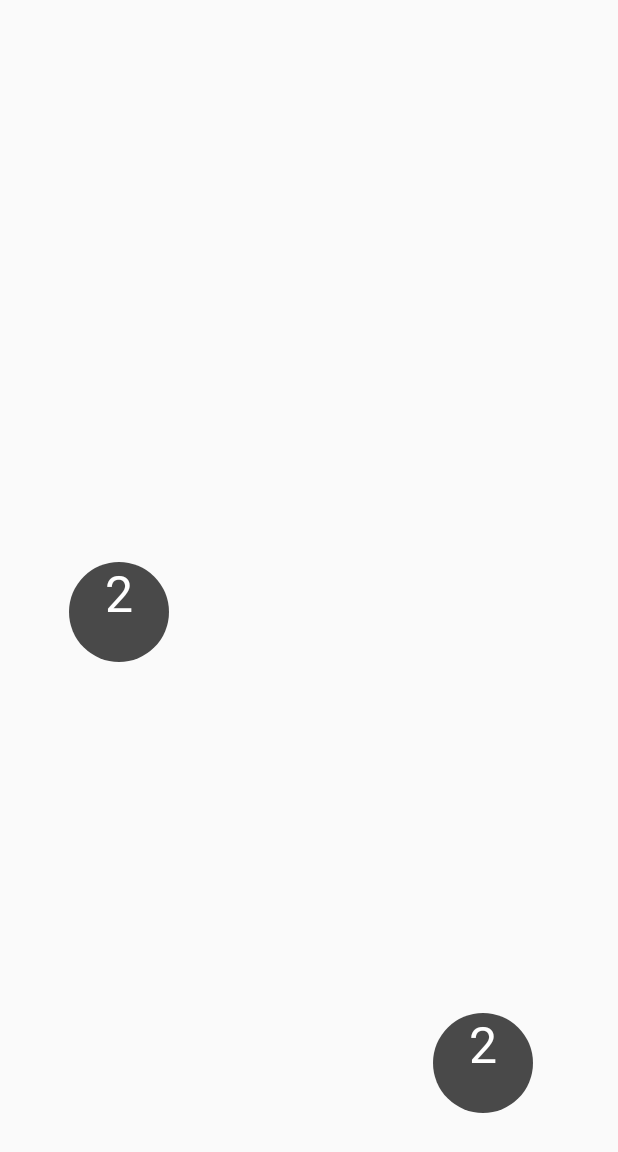
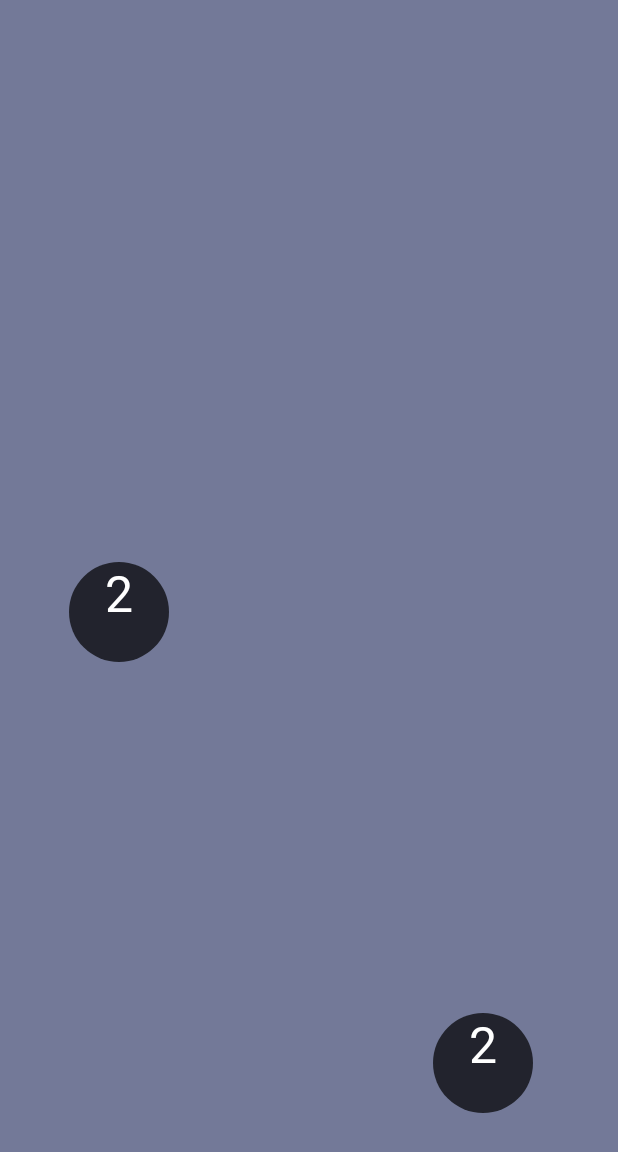
Before and after one commit to ShahoBashoki/2048Ball2, an Android app: the screen it shows after launch (MainActivity), on a phone screen of 412 x 824 dp. Shown: the top 1152 px of the screen. Run offline under Robolectric (Android 15) with nearby library versions, the light colour scheme and no system bars.

Commit message:
version 3.0

```diff
--- a/app/src/main/java/com/savar/a2048ball/MainActivity.java
+++ b/app/src/main/java/com/savar/a2048ball/MainActivity.java
@@ -1,20 +1,24 @@
 package com.savar.a2048ball;
 
+import android.animation.ArgbEvaluator;
+import android.animation.ObjectAnimator;
 import android.app.Activity;
 import android.content.Context;
 import android.content.pm.ActivityInfo;
+import android.graphics.Color;
 import android.graphics.Point;
+import android.graphics.drawable.Drawable;
 import android.hardware.Sensor;
 import android.hardware.SensorEvent;
 import android.hardware.SensorEventListener2;
 import android.hardware.SensorManager;
 import android.os.Bundle;
+import android.os.Handler;
 import android.util.Log;
 import android.view.Display;
 import android.view.WindowManager;
-import android.widget.ImageView;
+import android.widget.LinearLayout;
 
-import java.lang.reflect.Array;
 import java.util.ArrayList;
 import java.util.Arrays;
 import java.util.Random;
@@ -42,14 +46,78 @@ public class MainActivity extends Activity implements SensorEventListener2
 
     private boolean flag=false;
 
+    LinearLayout screen;
+    Handler handler = new Handler();
+    int R1=255;
+    int G1=255;
+    int B1=255;
+    int R2=0;
+    int G2=0;
+    int B2=0;
+    int flaggg;
+    Random rand=new Random();
+
     @Override
     protected void onCreate(Bundle savedInstanceState)
     {
         super.onCreate(savedInstanceState);
-        BallView ballView = new BallView(this);
+        final BallView ballView = new BallView(this);
+        ballView.setBackgroundResource(R.color.colorBallView);
         setContentView(ballView);
         setRequestedOrientation(ActivityInfo.SCREEN_ORIENTATION_PORTRAIT);
         getWindow().addFlags(WindowManager.LayoutParams.FLAG_KEEP_SCREEN_ON);
+
+        R1=rand.nextInt((255 - 0) + 1) + 0;
+        G1=rand.nextInt((255 - 0) + 1) + 0;
+        B1=rand.nextInt((255 - 0) + 1) + 0;
+        R2=rand.nextInt((255 - 0) + 1) + 0;
+        G2=rand.nextInt((255 - 0) + 1) + 0;
+        B2=rand.nextInt((255 - 0) + 1) + 0;
+
+        (new Thread()
+        {
+            @Override
+            public void run()
+            {
+                while (true)
+                {
+                    handler.post(new Runnable()
+                    {
+                        @Override
+                        public void run()
+                        {
+                            ObjectAnimator colorFade = ObjectAnimator.ofObject(ballView, "backgroundColor", new ArgbEvaluator(), Color.argb(255, R1, G1, B1), Color.argb(255, R2, G2, B2));
+                            colorFade.setDuration(7000);
+                            colorFade.start();
+                        }
+                    });
+                    // next will pause the thread for some time
+                    try
+                    {
+                        sleep(10000);
+                    }
+                    catch (InterruptedException e)
+                    {
+                        break;
+                    }
+                    flaggg=R1;
+                    R1=R2;
+                    R2=flaggg;
+
+                    flaggg=G1;
+                    G1=G2;
+                    G2=flaggg;
+
+                    flaggg=B1;
+                    B1=B2;
+                    B2=flaggg;
+
+                    R2=rand.nextInt((255 - 0) + 1) + 0;
+                    G2=rand.nextInt((255 - 0) + 1) + 0;
+                    B2=rand.nextInt((255 - 0) + 1) + 0;
+                }
+            }
+        }).start();
 
         Point size = new Point();
         Display display = getWindowManager().getDefaultDisplay();
@@ -199,6 +267,7 @@ public class MainActivity extends Activity implements SensorEventListener2
 
     public void Collision(int i)
     {
+        boolean flagCollosion=true;
         for (int x=0;x<xPos.size();x++)
             if (x!=i && i<xPos.size())
             {
@@ -207,14 +276,18 @@ public class MainActivity extends Activity implements SensorEventListener2
                 float distanceSquared = (xDif * xDif) + (yDif * yDif);
                 boolean collosion = distanceSquared < (radius.get(i) + radius.get(x)) * (radius.get(i) + radius.get(x));
 
-                if(collosion && type.get(i) != type.get(x))
+                // وقتی دو توپ غیر هم امتیاز به هم برخورد می کنند
+                if(collosion && type.get(i) != type.get(x) && flagCollosion)
                 {
+                    flagCollosion=false;
                     xPos.set(i, xPos.get(i) + xS);
                     yPos.set(i, yPos.get(i) + yS);
 
                     xVel.set(i, 0.0f);
                     yVel.set(i, 0.0f);
                 }
+
+                // وقتی دو توپ هم امتیاز به هم برخورد می کنند
                 if (collosion && type.get(i).compareTo(type.get(x))==0)
                 {
                     if (type.get(i)==2)
@@ -298,7 +371,6 @@ public class MainActivity extends Activity implements SensorEventListener2
                                         }
                                     }
 
-                                    // شانسی :|
                                     int count1=0;
                                     int count2=0;
                                     for (int num = (int) (xPos.get(w)-radius.get(w)+n-1); num<=xPos.get(w)+radius.get(w)-n+1; num++)
--- a/app/src/main/res/values/colors.xml
+++ b/app/src/main/res/values/colors.xml
@@ -1,7 +1,8 @@
 <?xml version="1.0" encoding="utf-8"?>
 <resources>
-    <color name="colorPrimary">#3F51B5</color>
-    <color name="colorPrimaryDark">#303F9F</color>
-    <color name="colorAccent">#FF4081</color>
+    <color name="colorPrimary">#ffeb3b</color>
+    <color name="colorPrimaryDark">#FBC02D</color>
+    <color name="colorAccent">#50514F</color>
     <color name="windowBackground">#ffffff</color>
+    <color name="colorBallView">#00ffffff</color>
 </resources>
```
Also changed, not shown: app/src/main/AndroidManifest.xml (+5 -5 lines), app/src/main/res/layout/activity_main.xml (+6 -11 lines).
